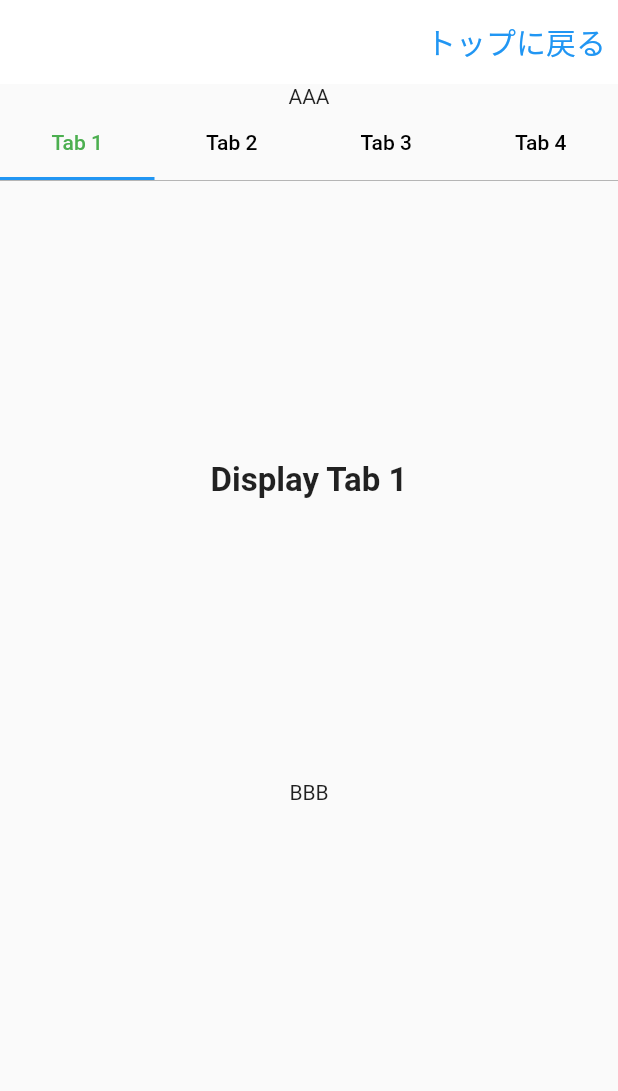
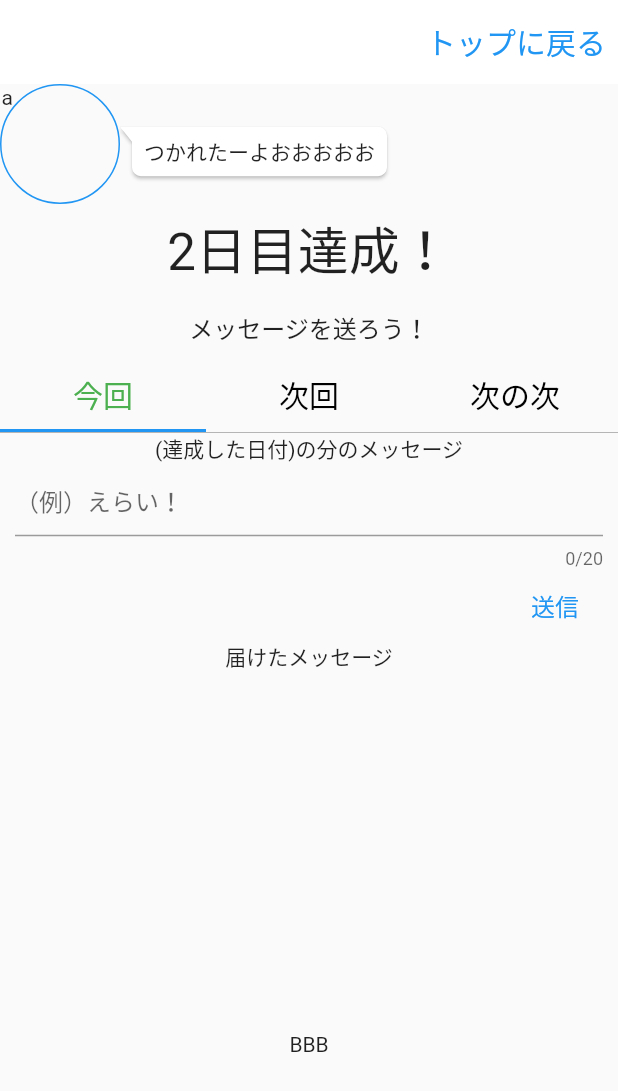
Before and after one commit to y0303noki/YellApp, a Flutter app: the OtherYellMainPage screen opened directly, on a phone screen of 412 x 824 dp. Shown: the top 1091 px of the screen. Run offline on Flutter 3.47's test engine with Material 2 defaults, Android fonts, the phone set to English and light mode, and no system bars; drawn by our look-alikes of bubble; our stand-ins replace cloud_firestore, firebase_auth, firebase_core, flutter_hooks, hooks_riverpod and 1 more; missing offline and left inert: dart:ffi; accounts and stored records are empty; network calls fail.

Commit message:
一旦コミット

```diff
--- a/lib/components/widget/button_widget.dart
+++ b/lib/components/widget/button_widget.dart
@@ -134,4 +134,6 @@ class ButtonWidget {
       // ),
     );
   }
+
+  static speechMessageWidget(String text) {}
 }
--- a/lib/screen/other/other_yell_main_page.dart
+++ b/lib/screen/other/other_yell_main_page.dart
@@ -8,29 +8,21 @@ import 'package:yell_app/model/member.dart';
 import 'package:yell_app/model/myGoal.dart';
 import 'package:yell_app/state/my_achievment_provider.dart';
 import 'package:yell_app/state/other_achievment_provider.dart';
-import 'package:flutter_advanced_segment/flutter_advanced_segment.dart';
+import 'package:bubble/bubble.dart';
+
+TextEditingController _textEditingControllerThisTime =
+    TextEditingController(text: '');
+TextEditingController _textEditingControllerNextTime =
+    TextEditingController(text: '');
+TextEditingController _textEditingControllerNextTime2 =
+    TextEditingController(text: '');
 
 class OtherYellMainPage extends ConsumerWidget {
   @override
   Widget build(BuildContext context, WidgetRef ref) {
     final otherAchievment = ref.watch(otherAchievmentProvider);
-    TextEditingController _textEditingController =
-        TextEditingController(text: '');
-    //  TabController _tabController = TabController(length: 3, vsync: );
+
     final deviceSize = MediaQuery.of(context).size;
-
-    AdvancedSegmentController _seg_value1 = AdvancedSegmentController('0');
-
-    // 応援メッセージ3回分
-    const List<String> yellMessages = const <String>['今回', '次回', '次の次'];
-    List<Tab> tabList = [
-      Tab(
-        child: Text('now'),
-      ),
-      Tab(
-        child: Text('now2'),
-      ),
-    ];
 
     return DefaultTabController(
       initialIndex: 1,
@@ -49,30 +41,38 @@ class OtherYellMainPage extends ConsumerWidget {
             ],
             title: const Text('TabBar Widget'),
           ),
-          body: Column(
+          body: SingleChildScrollView(
+            child: Column(
               children: [
-              Text('AAA'),
-              _tabBody(),
+                Row(
+                  children: [
+                    ButtonWidget.iconMainWidget('a'),
+                    _speechMessage('つかれたーよおおおおお'),
+                  ],
+                ),
+                Container(
+                  margin: const EdgeInsets.only(
+                    left: 10,
+                    right: 10,
+                    top: 5,
+                    bottom: 10,
+                  ),
+                  child: TextWidget.headLineText4('2日目達成！'),
+                ),
+                Container(
+                  margin: const EdgeInsets.only(
+                    left: 10,
+                    right: 10,
+                    top: 5,
+                    bottom: 10,
+                  ),
+                  child: TextWidget.subTitleText1('メッセージを送ろう！'),
+                ),
+                _tabBody(otherAchievment),
                 Text('BBB'),
               ],
+            ),
           )),
-    );
-  }
-
-  _choiceType(int index) {
-    return Column(
-      children: [
-        TextField(
-          // controller: _textEditingController,
-          maxLength: 20,
-          style: TextStyle(),
-          maxLines: 1,
-          decoration: InputDecoration(
-            hintText: '応援メッセージを入力',
-          ),
-        ),
-        ButtonWidget.rgisterdYellMessageWidget(200, 'がんばれー'),
-      ],
     );
   }
 
@@ -107,56 +107,22 @@ class OtherYellMainPage extends ConsumerWidget {
     );
   }
 
-  Widget _segmentWidget() {
-    return Container(
-      decoration: BoxDecoration(
-        border: Border.all(color: Colors.black),
-        borderRadius: BorderRadius.circular(5),
-      ),
-      child: Row(
-        mainAxisAlignment: MainAxisAlignment.spaceBetween,
-        children: [
-          InkWell(
-            onTap: () {},
-            child: Container(
-              margin: const EdgeInsets.only(
-                left: 0,
-                right: 0,
-              ),
-              padding: const EdgeInsets.only(
-                left: 20,
-                right: 10,
-              ),
-              decoration: BoxDecoration(
-                border: Border.all(color: Colors.blue),
-                borderRadius: BorderRadius.circular(5),
-              ),
+  Widget _tabBody(OtherAchievment otherAchievment) {
+    // 応援メッセージタブ一覧
+    List<Tab> tabList = [
+      Tab(
         child: TextWidget.headLineText6('今回'),
       ),
-          ),
-          InkWell(
-            onTap: () {},
-            child: Container(
-              padding: const EdgeInsets.only(
-                left: 20,
-                right: 10,
-              ),
-              decoration: BoxDecoration(
-                border: Border.all(color: Colors.red),
-                borderRadius: BorderRadius.circular(5),
-              ),
+      Tab(
         child: TextWidget.headLineText6('次回'),
       ),
+      Tab(
+        child: TextWidget.headLineText6('次の次'),
       ),
-          TextWidget.headLineText6('次の次'),
-        ],
-      ),
-    );
-  }
+    ];
 
-  Widget _tabBody() {
     return DefaultTabController(
-      length: 4, // length of tabs
+      length: tabList.length, // length of tabs
       initialIndex: 0,
       child: Column(
         crossAxisAlignment: CrossAxisAlignment.stretch,
@@ -168,12 +134,7 @@ class OtherYellMainPage extends ConsumerWidget {
               },
               labelColor: Colors.green,
               unselectedLabelColor: Colors.black,
-              tabs: [
-                Tab(text: 'Tab 1'),
-                Tab(text: 'Tab 2'),
-                Tab(text: 'Tab 3'),
-                Tab(text: 'Tab 4'),
-              ],
+              tabs: tabList,
             ),
           ),
           Container(
@@ -183,10 +144,44 @@ class OtherYellMainPage extends ConsumerWidget {
                       Border(top: BorderSide(color: Colors.grey, width: 0.5))),
               child: TabBarView(children: <Widget>[
                 Container(
-                  child: Center(
-                    child: Text('Display Tab 1',
-                        style: TextStyle(
-                            fontSize: 22, fontWeight: FontWeight.bold)),
+                  margin: const EdgeInsets.only(
+                    left: 10,
+                    right: 10,
+                  ),
+                  child: Column(
+                    children: [
+                      Text('(達成した日付)の分のメッセージ'),
+                      TextField(
+                        controller: _textEditingControllerThisTime,
+                        maxLength: 20,
+                        style: TextStyle(),
+                        maxLines: 1,
+                        decoration: InputDecoration(
+                          hintText: '（例）えらい！',
+                          // errorText: errorText.isEmpty ? null : errorText,
+                        ),
+                        onSubmitted: (text) {
+                          // otherAchievment.thisTimeMessage = text;
+                          // otherAchievment.refreshNotifyListeners();
+                        },
+                      ),
+                      Row(
+                        mainAxisAlignment: MainAxisAlignment.end,
+                        children: [
+                          TextButton(
+                            onPressed: () {
+                              print('a');
+                              otherAchievment.thisTimeMessage =
+                                  _textEditingControllerThisTime.text;
+                              otherAchievment.refreshNotifyListeners();
+                            },
+                            child: TextWidget.subTitleText1('送信'),
+                          ),
+                        ],
+                      ),
+                      Text('届けたメッセージ'),
+                      Text(otherAchievment.thisTimeMessage),
+                    ],
                   ),
                 ),
                 Container(
@@ -203,16 +198,17 @@ class OtherYellMainPage extends ConsumerWidget {
                             fontSize: 22, fontWeight: FontWeight.bold)),
                   ),
                 ),
-                Container(
-                  child: Center(
-                    child: Text('Display Tab 4',
-                        style: TextStyle(
-                            fontSize: 22, fontWeight: FontWeight.bold)),
-                  ),
-                ),
               ]))
         ],
       ),
     );
   }
+
+  Widget _speechMessage(String _text) {
+    return Bubble(
+      margin: BubbleEdges.only(top: 10),
+      nip: BubbleNip.leftTop,
+      child: Text(_text),
+    );
   }
+}
--- a/lib/state/other_achievment_provider.dart
+++ b/lib/state/other_achievment_provider.dart
@@ -23,7 +23,7 @@ class OtherAchievment extends ChangeNotifier {
   int messageType = 0; // 0 or 1 or 2
   String thisTimeMessage = ''; // 今回のメッセージ
   String nextTimeMessage = ''; // 次のメッセージ
-  String next2TimeMessage = ''; // 次の次のメッセー
+  String nextTime2Message = ''; // 次の次のメッセー
 
   void setInitialData(MyGoalModel _ownerGoalModel) {
     goalId = _ownerGoalModel.id;
--- a/pubspec.yaml
+++ b/pubspec.yaml
@@ -27,6 +27,7 @@ dev_dependencies:
   firebase_auth: ^3.2.0
   uuid: ^3.0.5
   flutter_advanced_segment: ^2.0.1+2
+  bubble: ^1.2.1
 
 flutter:
   uses-material-design: true
```
Also changed, not shown: pubspec.lock. Lines whose indentation alone changed are shown as unchanged.
